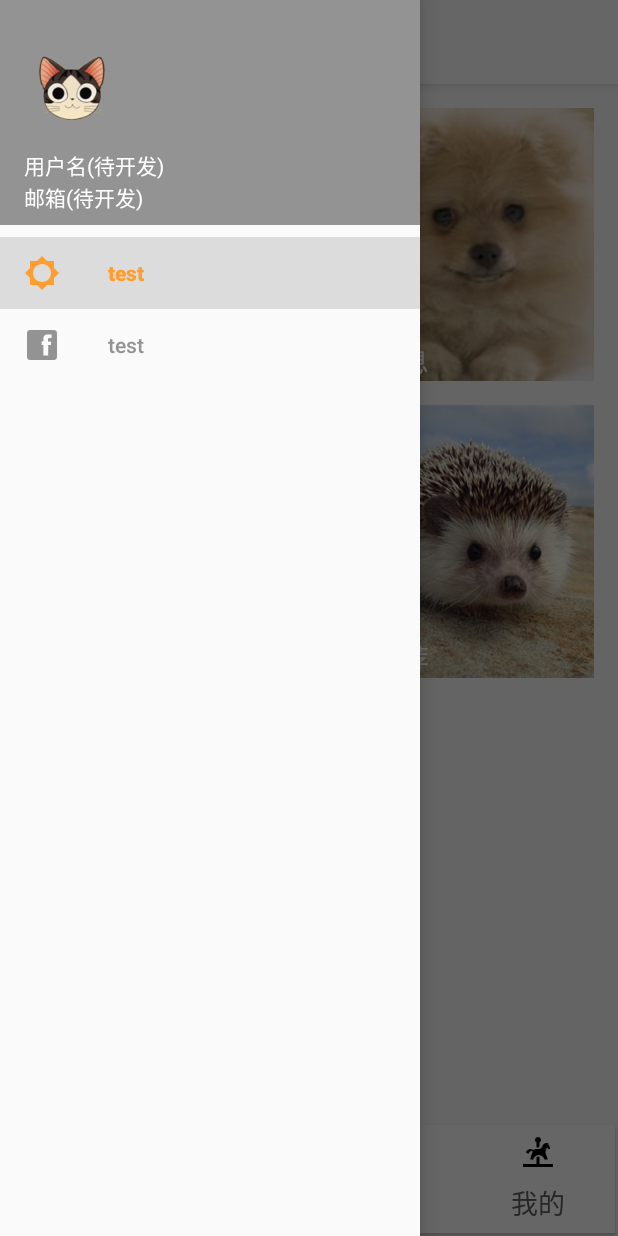
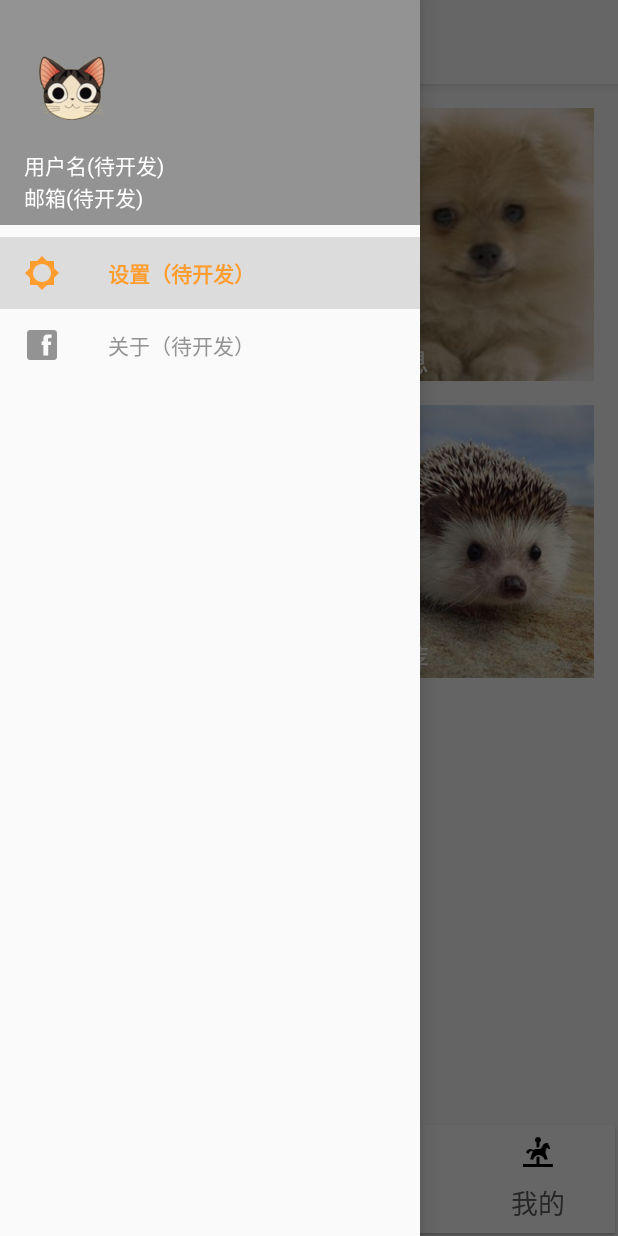
Before and after one commit to styluo/CollegeEntranceExamination, an Android app: the HomeFragment screen opened directly, with no data from a screen before it, with the side drawer open, on a phone screen of 412 x 824 dp. Run offline under Robolectric (Android 15) with nearby library versions, the phone set to English and light mode, and no system bars; our stand-ins replace ButterKnife, Picasso; 8 statements that could not run were skipped.

Commit message:
fix some bugs

```diff
--- a/app/src/main/java/edu/shu/styluo/collegeentranceexamination/view/fragment/HomeFragment.java
+++ b/app/src/main/java/edu/shu/styluo/collegeentranceexamination/view/fragment/HomeFragment.java
@@ -44,6 +44,6 @@ public class HomeFragment extends Fragment implements AdapterView.OnItemClickLis
 
     @Override
     public void onItemClick(AdapterView<?> parent, View view, int position, long id) {
-        Snackbar.make(view, "点击事件响应，有待开发", Snackbar.LENGTH_SHORT).show();
+        Snackbar.make(view, getResources().getString(mHomeGridViewAdapter.getItem(position).getFunDesId()) + "点击事件响应，有待开发", Snackbar.LENGTH_SHORT).show();
     }
 }
--- a/app/src/main/res/menu/menu_navi_header.xml
+++ b/app/src/main/res/menu/menu_navi_header.xml
@@ -3,12 +3,12 @@
     <group android:checkableBehavior="single">
         <item
             android:id="@+id/nav_item_seeting"
-            android:title="test"
+            android:title="@string/title_main_navi_menu_seeting"
             android:checked="true"
             android:icon="@mipmap/ic_menu_seeting"/>
         <item
             android:id="@+id/nav_item_about"
-            android:title="test"
+            android:title="@string/title_main_navi_menu_about"
             android:icon="@mipmap/ic_menu_about"/>
     </group>
 </menu>
--- a/app/src/main/res/values/strings.xml
+++ b/app/src/main/res/values/strings.xml
@@ -17,8 +17,8 @@
     </string-array>
     <string name="title_main_toolbar">高考拇指帮</string>
     <string name="title_main_navi_header">用户头像</string>
-    <string name="title_main_navi_menu_first">设置（待开发）</string>
-    <string name="title_main_navi_menu_second">关于（待开发）</string>
+    <string name="title_main_navi_menu_seeting">设置（待开发）</string>
+    <string name="title_main_navi_menu_about">关于（待开发）</string>
 
     <!--FunType-->
     <string name="college_info_description">大学信息</string>
```
